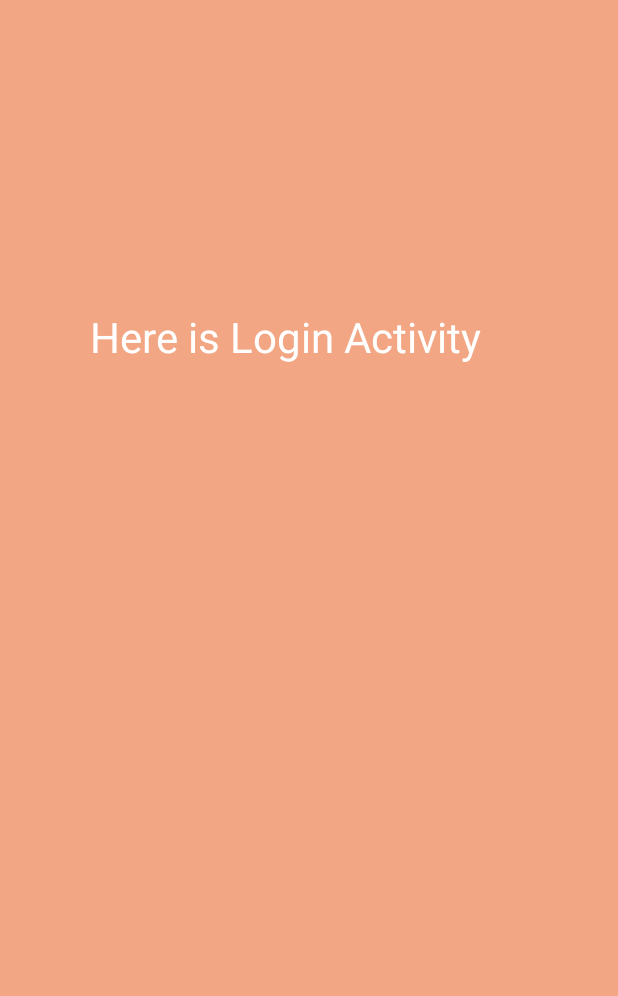
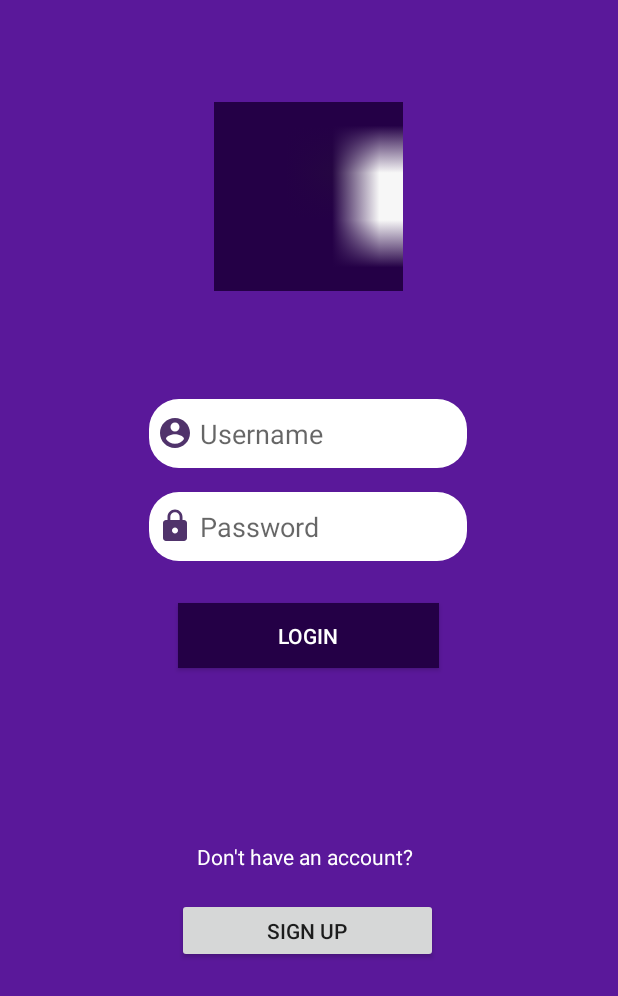
Before and after one commit to iddemirjs/baddapp, an Android app: the LoginActivity screen opened directly, with no data from a screen before it, on a phone screen of 412 x 824 dp. Shown: the top 996 px of the screen. Run offline under Robolectric (Android 15) with nearby library versions, the phone set to English and light mode, and no system bars.

Commit message:
loginscreen

```diff
--- a/app/src/main/java/com/idrisdemir/badapp/Welcome.java
+++ b/app/src/main/java/com/idrisdemir/badapp/Welcome.java
@@ -10,9 +10,6 @@ import android.view.animation.AnimationUtils;
 import android.widget.ImageView;
 import android.widget.TextView;
 
-
-import com.idrisdemir.badapp.R;
-
 /**
  * An example full-screen activity that shows and hides the system UI (i.e.
  * status bar and navigation/system bar) with user interaction.
@@ -24,11 +21,11 @@ public class Welcome extends AppCompatActivity {
         super.onCreate(savedInstanceState);
         setContentView(R.layout.activity_welcome);
 
-        ImageView iv= (ImageView) findViewById(R.id.imageView);
+        ImageView iv= (ImageView) findViewById(R.id.logo);
         Animation uptodown = AnimationUtils.loadAnimation(this,R.anim.uptodown);
         iv.setAnimation(uptodown);
 
-        TextView tv = (TextView) findViewById(R.id.logo);
+        TextView tv = (TextView) findViewById(R.id.appName);
         Animation downtoup = AnimationUtils.loadAnimation(this,R.anim.downtoup);
         tv.setAnimation(downtoup);
 
--- /dev/null
+++ b/app/src/main/res/drawable-anydpi/passworddraw.xml
@@ -0,0 +1,11 @@
+<vector xmlns:android="http://schemas.android.com/apk/res/android"
+    android:width="24dp"
+    android:height="24dp"
+    android:viewportWidth="24"
+    android:viewportHeight="24"
+    android:tint="#240046"
+    android:alpha="0.8">
+  <path
+      android:fillColor="@android:color/white"
+      android:pathData="M18,8h-1L17,6c0,-2.76 -2.24,-5 -5,-5S7,3.24 7,6v2L6,8c-1.1,0 -2,0.9 -2,2v10c0,1.1 0.9,2 2,2h12c1.1,0 2,-0.9 2,-2L20,10c0,-1.1 -0.9,-2 -2,-2zM12,17c-1.1,0 -2,-0.9 -2,-2s0.9,-2 2,-2 2,0.9 2,2 -0.9,2 -2,2zM15.1,8L8.9,8L8.9,6c0,-1.71 1.39,-3.1 3.1,-3.1 1.71,0 3.1,1.39 3.1,3.1v2z"/>
+</vector>
--- /dev/null
+++ b/app/src/main/res/drawable-anydpi/userdraw.xml
@@ -0,0 +1,11 @@
+<vector xmlns:android="http://schemas.android.com/apk/res/android"
+    android:width="24dp"
+    android:height="24dp"
+    android:viewportWidth="24"
+    android:viewportHeight="24"
+    android:tint="#240046"
+    android:alpha="0.8">
+  <path
+      android:fillColor="@android:color/white"
+      android:pathData="M12,2C6.48,2 2,6.48 2,12s4.48,10 10,10 10,-4.48 10,-10S17.52,2 12,2zM12,5c1.66,0 3,1.34 3,3s-1.34,3 -3,3 -3,-1.34 -3,-3 1.34,-3 3,-3zM12,19.2c-2.5,0 -4.71,-1.28 -6,-3.22 0.03,-1.99 4,-3.08 6,-3.08 1.99,0 5.97,1.09 6,3.08 -1.29,1.94 -3.5,3.22 -6,3.22z"/>
+</vector>
--- /dev/null
+++ b/app/src/main/res/drawable/loginscreen_edittext_background.xml
@@ -0,0 +1,5 @@
+<?xml version="1.0" encoding="utf-8"?>
+<shape xmlns:android="http://schemas.android.com/apk/res/android">
+    <solid android:color="@color/white"></solid>
+    <corners android:radius="20dp"></corners>
+</shape>
--- a/app/src/main/res/layout/activity_login.xml
+++ b/app/src/main/res/layout/activity_login.xml
@@ -5,17 +5,84 @@
     android:layout_width="match_parent"
     android:layout_height="match_parent"
     tools:context=".LoginActivity"
-    android:background="@color/login_back">
+    android:background="@color/loginbackground5">
+
+    <EditText
+        android:id="@+id/username"
+        android:layout_width="212dp"
+        android:layout_height="46dp"
+        android:layout_marginTop="72dp"
+        android:background="@drawable/loginscreen_edittext_background"
+        android:drawableLeft="@drawable/userdraw"
+        android:ems="10"
+        android:hint=" Username"
+        android:inputType="textPersonName"
+        android:paddingLeft="5dp"
+        android:textSize="18sp"
+        app:layout_constraintEnd_toEndOf="parent"
+        app:layout_constraintHorizontal_bias="0.497"
+        app:layout_constraintStart_toStartOf="parent"
+        app:layout_constraintTop_toBottomOf="@+id/imageView" />
+
+    <EditText
+        android:id="@+id/password"
+        android:layout_width="212dp"
+        android:layout_height="46dp"
+        android:layout_marginTop="16dp"
+        android:background="@drawable/loginscreen_edittext_background"
+        android:drawableLeft="@drawable/passworddraw"
+        android:ems="10"
+        android:hint=" Password"
+        android:inputType="textPassword"
+        android:paddingLeft="5dp"
+        app:layout_constraintEnd_toEndOf="@+id/username"
+        app:layout_constraintHorizontal_bias="0.0"
+        app:layout_constraintStart_toStartOf="@+id/username"
+        app:layout_constraintTop_toBottomOf="@+id/username" />
+
+    <Button
+        android:id="@+id/loginbutton"
+        android:layout_width="174dp"
+        android:layout_height="43dp"
+        android:layout_marginTop="28dp"
+        android:background="@color/loginbuttoncolor"
+        android:text="LOGIN"
+        android:textColor="@color/white"
+        app:layout_constraintEnd_toEndOf="@+id/password"
+        app:layout_constraintStart_toStartOf="@+id/password"
+        app:layout_constraintTop_toBottomOf="@+id/password" />
+
+    <ImageView
+        android:id="@+id/imageView"
+        android:layout_width="134dp"
+        android:layout_height="126dp"
+        android:layout_marginTop="68dp"
+        android:src="@drawable/logo1"
+        app:layout_constraintEnd_toEndOf="parent"
+        app:layout_constraintHorizontal_bias="0.498"
+        app:layout_constraintStart_toStartOf="parent"
+        app:layout_constraintTop_toTopOf="parent" />
 
     <TextView
-        android:id="@+id/textView"
-        android:layout_width="wrap_content"
-        android:layout_height="wrap_content"
-        android:layout_marginStart="60dp"
-        android:layout_marginTop="205dp"
-        android:text="Here is Login Activity"
-        android:textSize="28sp"
+        android:id="@+id/signupmessage"
+        android:layout_width="149dp"
+        android:layout_height="25dp"
+        android:layout_marginTop="116dp"
+        android:text="Don't have an account?"
         android:textColor="@color/white"
+        app:layout_constraintEnd_toEndOf="parent"
         app:layout_constraintStart_toStartOf="parent"
-        app:layout_constraintTop_toTopOf="parent" />
+        app:layout_constraintTop_toBottomOf="@+id/loginbutton" />
+
+    <Button
+        android:id="@+id/signup"
+        android:layout_width="174dp"
+        android:layout_height="43dp"
+        android:layout_marginTop="12dp"
+        android:text="SIGN UP"
+        app:layout_constraintEnd_toEndOf="parent"
+        app:layout_constraintHorizontal_bias="0.497"
+        app:layout_constraintStart_toStartOf="parent"
+        app:layout_constraintTop_toBottomOf="@+id/signupmessage" />
+
 </androidx.constraintlayout.widget.ConstraintLayout>
--- a/app/src/main/res/layout/activity_welcome.xml
+++ b/app/src/main/res/layout/activity_welcome.xml
@@ -4,36 +4,33 @@
     xmlns:tools="http://schemas.android.com/tools"
     android:layout_width="match_parent"
     android:layout_height="match_parent"
-    android:background="@color/back_purple"
+    android:background="@color/loginbackground5"
     android:theme="@style/ThemeOverlay.BadApp.FullscreenContainer"
     tools:context=".Welcome">
 
 
+    <TextView
+        android:id="@+id/appName"
+        android:layout_width="wrap_content"
+        android:layout_height="wrap_content"
+        android:layout_marginBottom="132dp"
+        android:fontFamily="@font/titillium_web_extralight"
+        android:text="@string/app_name"
+        android:textAppearance="@style/TextAppearance.AppCompat.Display2"
+        android:textColor="@color/white"
+        app:layout_constraintBottom_toBottomOf="parent"
+        app:layout_constraintEnd_toEndOf="parent"
+        app:layout_constraintHorizontal_bias="0.498"
+        app:layout_constraintStart_toStartOf="parent" />
+
     <ImageView
-        android:id="@+id/imageView"
-        android:layout_width="0dp"
-        android:layout_height="0dp"
-        android:layout_marginStart="22dp"
-        android:layout_marginTop="90dp"
-        android:layout_marginEnd="22dp"
-        android:layout_marginBottom="42dp"
-        app:layout_constraintBottom_toTopOf="@+id/logo"
+        android:id="@+id/logo"
+        android:layout_width="215dp"
+        android:layout_height="238dp"
+        android:layout_marginTop="136dp"
         app:layout_constraintEnd_toEndOf="parent"
         app:layout_constraintStart_toStartOf="parent"
         app:layout_constraintTop_toTopOf="parent"
-        app:srcCompat="@mipmap/ic_launcher_foreground" />
-
-    <TextView
-        android:id="@+id/logo"
-        android:layout_width="wrap_content"
-        android:layout_height="wrap_content"
-        android:layout_marginBottom="87dp"
-        android:fontFamily="@font/titillium_web_extralight"
-        android:text="Derviss"
-        android:textAppearance="@style/TextAppearance.AppCompat.Display2"
-        app:layout_constraintBottom_toBottomOf="parent"
-        app:layout_constraintEnd_toEndOf="parent"
-        app:layout_constraintStart_toStartOf="parent"
-        app:layout_constraintTop_toBottomOf="@+id/imageView" />
+        app:srcCompat="@drawable/logo1" />
 
 </androidx.constraintlayout.widget.ConstraintLayout>
--- a/app/src/main/res/values/colors.xml
+++ b/app/src/main/res/values/colors.xml
@@ -15,4 +15,8 @@
     <color name="back_purple">#0097A7</color>
     <color name="login_back">#f3a683</color>
     <color name="main_back">#cf6a87</color>
+    <color name="loginbackground5">#5a189a</color>
+    <color name="loginbuttoncolor">#240046</color>
+
+
 </resources>
--- a/app/src/main/res/values/strings.xml
+++ b/app/src/main/res/values/strings.xml
@@ -3,6 +3,8 @@
     <string name="title_activity_welcome">FullscreenActivity</string>
     <string name="dummy_button">Dummy Button</string>
     <string name="dummy_content">DUMMY\nCONTENT</string>
+
+
     <!--
     This string is used for square devices and overridden by hello_world in
     values-round/strings.xml for round devices.
```
Also changed, not shown: app/src/main/res/drawable-anydpi/logo1.jpeg (added), app/src/main/res/drawable-hdpi/passworddraw.png (added), app/src/main/res/drawable-hdpi/userdraw.png (added), app/src/main/res/drawable-mdpi/passworddraw.png (added), app/src/main/res/drawable-mdpi/userdraw.png (added), app/src/main/res/drawable-xhdpi/passworddraw.png (added), app/src/main/res/drawable-xhdpi/userdraw.png (added), app/src/main/res/drawable-xxhdpi/passworddraw.png (added), app/src/main/res/drawable-xxhdpi/userdraw.png (added).
